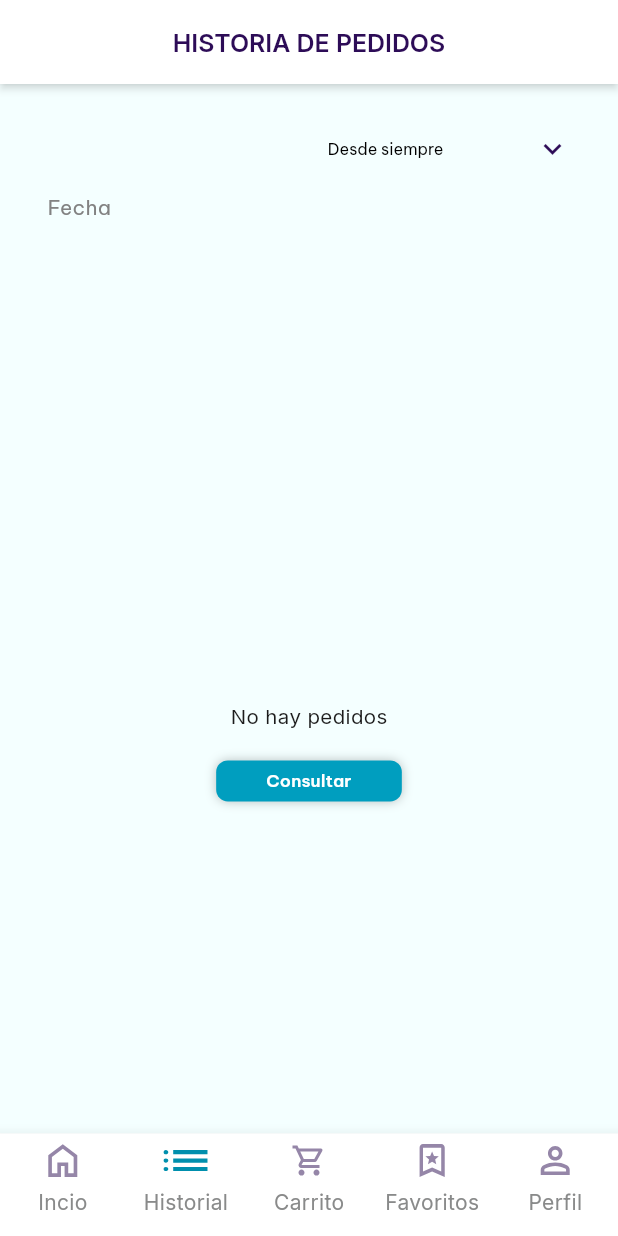
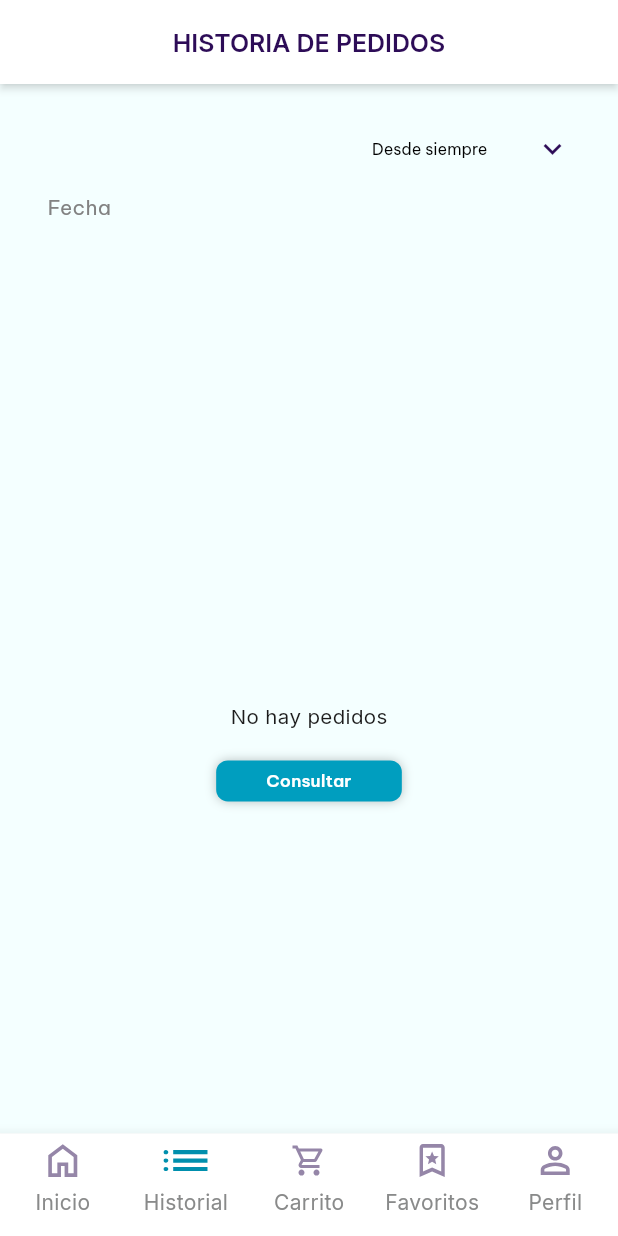
Before and after one commit to ar-soft-org/kasani--app, a Flutter app: the HostScreen screen opened directly, item 2 of the bottom bar chosen, on a phone screen of 412 x 824 dp. Run offline on Flutter 3.47's test engine with Material 3 defaults, Android fonts, the phone set to English and light mode, and no system bars; our stand-ins replace bloc, dio, easy_localization, equatable, firebase_core, flutter_bloc and 7 more; accounts and stored records are empty; statements that could not run were skipped; project files that could hold a hidden picture were left out.

Commit message:
Vista corregida

```diff
--- a/lib/host_home/view/view.dart
+++ b/lib/host_home/view/view.dart
@@ -103,7 +103,7 @@ class HostScreen extends StatelessWidget {
                 children: [
                   _HomeTabButton(
                     icon: AppImages.homeIcon,
-                    label: 'Incio',
+                    label: 'Inicio',
                     groupValue: selectedTab,
                     value: HostHomeTab.home,
                   ),
--- a/lib/screens/history_screen.dart
+++ b/lib/screens/history_screen.dart
@@ -128,7 +128,7 @@ class _HistoryScreenState extends State<HistoryScreen> {
         ),
         BlocListener<OrderHistoryCubit, OrderHistoryState>(
           listenWhen: (previous, current) =>
-              previous.errorMessage != current.errorMessage,
+              previous.errorMessage != current.errorMessage && previous.status == OrderHistoryStatus.failure,
           listener: (context, state) {
             if (state.errorMessage.isNotEmpty) {
               ScaffoldMessenger.of(context)
--- a/lib/screens/login_screen.dart
+++ b/lib/screens/login_screen.dart
@@ -185,6 +185,7 @@ class _LoginScreenState extends State<LoginScreen> {
                             () {},
                             context,
                             textColor: AppColors.textInputColor,
+                            maxLines: 1,
                           ),
                           verticalSpacer(10),
                           textField(
--- a/lib/screens/widgets/order_completed_screen.dart
+++ b/lib/screens/widgets/order_completed_screen.dart
@@ -2,6 +2,7 @@ import 'package:flutter/material.dart';
 import 'package:flutter_screenutil/flutter_screenutil.dart';
 import 'package:google_fonts/google_fonts.dart';
 import 'package:kasanipedido/screens/widgets/check_out_stepper.dart';
+import 'package:kasanipedido/utils/app_route_names.dart';
 import 'package:kasanipedido/utils/colors.dart';
 import 'package:kasanipedido/utils/images.dart';
 import 'package:kasanipedido/widgets/custom_text.dart';
@@ -50,7 +51,7 @@ class OrderCompletedPageView extends StatelessWidget {
                   // FIXME: make global
                   ElevatedButton(
                     onPressed: () {
-                      Navigator.of(context).pushReplacementNamed('host');
+                      Navigator.of(context).pushNamed(AppRouteNames.vendorPage);
                     },
                     style: ElevatedButton.styleFrom(
                       elevation: 0,
--- a/lib/shopping_cart/view/view.dart
+++ b/lib/shopping_cart/view/view.dart
@@ -49,7 +49,9 @@ class CartScreen extends StatelessWidget {
         context.select((ShoppingCartBloc bloc) => bloc.state.productsData);
     return Scaffold(
       backgroundColor: AppColors.ice,
-      appBar: customAppBar(context, 'Carrito', true),
+      appBar: customAppBar(context, 'Carrito', true, onPressed: (){
+        context.read<HostHomeCubit>().setTab(HostHomeTab.home);
+      }),
       body: Padding(
         padding: EdgeInsets.symmetric(horizontal: 18.w),
         child: Column(
--- a/lib/widgets/drop_down.dart
+++ b/lib/widgets/drop_down.dart
@@ -57,12 +57,14 @@ class CustomDropdown<T> extends StatelessWidget {
           value: item,
           child: Padding(
             padding: const EdgeInsets.all(2.0),
+            child: Center(
               child: customText(
                 item.value,
                 FontWeight.w400,
                 11,
                 GoogleFonts.beVietnamPro().fontFamily.toString(),
                 Colors.black,
+              ),
             ),
           ),
         );
--- a/lib/widgets/textfields.dart
+++ b/lib/widgets/textfields.dart
@@ -16,6 +16,7 @@ Widget textField(
   Function()? onTap,
   Color? textColor,
   bool bold = false,
+  int? maxLines,
 }) {
   return Card(
     shape: RoundedRectangleBorder(
@@ -27,7 +28,7 @@ Widget textField(
         height: height.h,
         child: TextField(
           onTap: onTap,
-          maxLines: indicator == 'password' ? 1 : null,
+          maxLines: indicator == 'password' || maxLines == 1 ? 1 : null,
           obscureText: indicator == 'password' ? isShow : false,
           cursorColor: AppColors.lightCyan,
           cursorRadius: const Radius.circular(0),
```
Also changed, not shown: lib/screens/favourite_screen.dart (+10 -2 lines), lib/vendor/view/vendor_page.dart (+5 -4 lines). Lines whose indentation alone changed are shown as unchanged.
